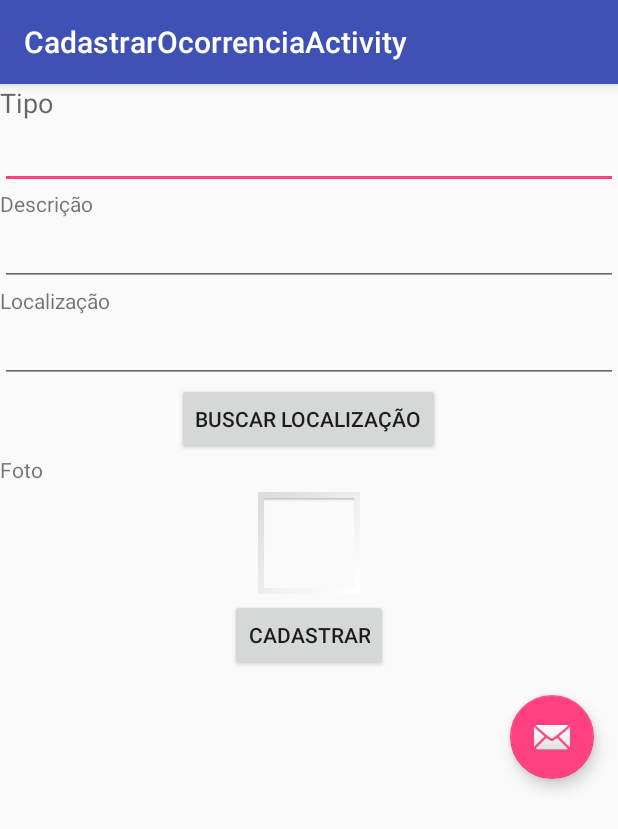
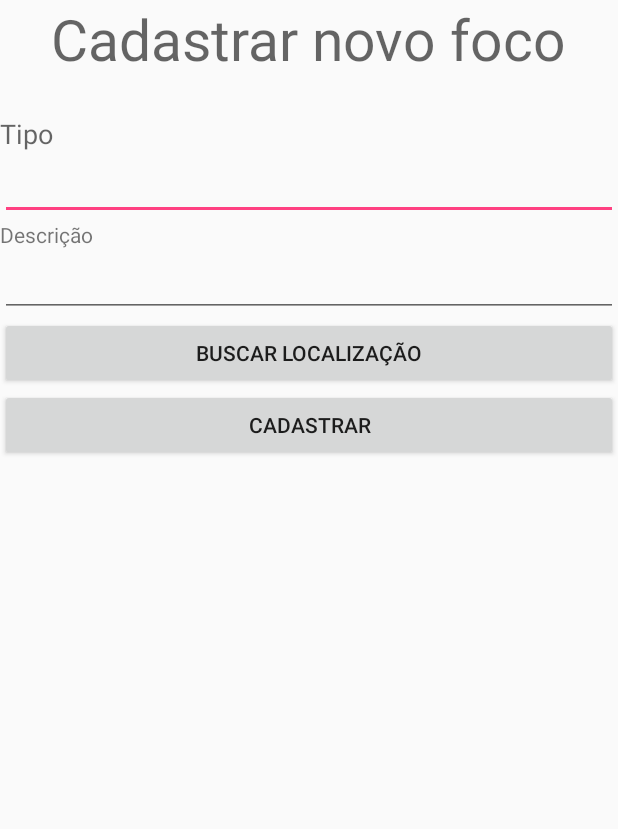
Before and after one commit to lukevoliveir/hackathon, an Android app: the CadastrarOcorrenciaActivity screen opened directly, with no data from a screen before it, after a tap on "CADASTRAR", on a phone screen of 412 x 824 dp. Shown: the top 829 px of the screen. Run offline under Robolectric (Android 15) with nearby library versions, the light colour scheme and no system bars; our stand-ins replace Volley; network calls fail.

Commit message:
Change layout cadastro

```diff
--- a/app/src/main/java/br/com/appzica/appzica/CadastrarOcorrenciaActivity.java
+++ b/app/src/main/java/br/com/appzica/appzica/CadastrarOcorrenciaActivity.java
@@ -1,65 +1,40 @@
 package br.com.appzica.appzica;
 
+import android.app.Activity;
 import android.os.AsyncTask;
 import android.os.Bundle;
-import android.support.design.widget.FloatingActionButton;
-import android.support.design.widget.Snackbar;
-import android.support.v7.app.AppCompatActivity;
-import android.support.v7.widget.Toolbar;
 import android.util.Log;
 import android.view.View;
-import android.widget.ArrayAdapter;
 import android.widget.Button;
 import android.widget.EditText;
 import android.widget.ImageView;
 
-import com.android.volley.AuthFailureError;
 import com.android.volley.Request;
 import com.android.volley.RequestQueue;
 import com.android.volley.Response;
 import com.android.volley.VolleyError;
-import com.android.volley.VolleyLog;
-import com.android.volley.toolbox.JsonObjectRequest;
 import com.android.volley.toolbox.StringRequest;
 import com.android.volley.toolbox.Volley;
 import com.google.gson.Gson;
 import com.google.gson.GsonBuilder;
 
-import org.json.JSONException;
-import org.json.JSONObject;
-
-import java.io.BufferedReader;
-import java.io.InputStream;
-import java.io.InputStreamReader;
-import java.net.HttpURLConnection;
-import java.net.URL;
 import java.util.HashMap;
 import java.util.Map;
 
 import br.com.appzica.appzica.bo.Ocorrencia;
-import br.com.appzica.appzica.rest.OcorrenciaRest;
 
-public class CadastrarOcorrenciaActivity extends AppCompatActivity {
+public class CadastrarOcorrenciaActivity extends Activity {
 
     Ocorrencia ocorrencia;
+    RequestQueue queue;
 
-    RequestQueue queue;
+    Button btnRegister;
 
     @Override
     protected void onCreate(Bundle savedInstanceState) {
         super.onCreate(savedInstanceState);
         setContentView(R.layout.activity_cadastrar_ocorrencia);
-        Toolbar toolbar = (Toolbar) findViewById(R.id.toolbar);
-        setSupportActionBar(toolbar);
 
-        FloatingActionButton fab = (FloatingActionButton) findViewById(R.id.fab);
-        fab.setOnClickListener(new View.OnClickListener() {
-            @Override
-            public void onClick(View view) {
-                Snackbar.make(view, "Replace with your own action", Snackbar.LENGTH_LONG)
-                        .setAction("Action", null).show();
-            }
-        });
 
         Button bLocal = (Button) findViewById(R.id.bLocal);
         bLocal.setOnClickListener(new View.OnClickListener() {
@@ -69,20 +44,16 @@ public class CadastrarOcorrenciaActivity extends AppCompatActivity {
             }
         });
 
-
-        Button cadastrar = (Button) findViewById(R.id.cadastrarOcorrencia);
-        cadastrar.setOnClickListener(new View.OnClickListener() {
+        btnRegister = (Button) findViewById(R.id.cadastrarOcorrencia);
+        btnRegister.setOnClickListener(new View.OnClickListener() {
             @Override
             public void onClick(View v) {
-                EditText id = (EditText) findViewById(R.id.editText);
-                EditText descricao = (EditText) findViewById(R.id.editText2);
-                EditText localizacao = (EditText) findViewById(R.id.editText3);
-                ImageView foto = (ImageView) findViewById(R.id.foto);
+                EditText descricao = (EditText) findViewById(R.id.editDesc);
+                EditText tipo = (EditText) findViewById(R.id.editTipo);
 
                 ocorrencia = new Ocorrencia();
-                ocorrencia.setId(id.getText().toString());
                 ocorrencia.setDescription(descricao.getText().toString());
-//                ocorrencia.setCoordinates(Double.valueOf(localizacao.getText().toString()));
+                ocorrencia.setType(tipo.getText().toString());
 
                 RequestQueue queue = Volley.newRequestQueue(getApplicationContext());
 
@@ -118,69 +89,7 @@ public class CadastrarOcorrenciaActivity extends AppCompatActivity {
 
                 queue.add(postRequest);
 
-//                CRUDOcorrencias crudOcorrencias = new CRUDOcorrencias();
-//                crudOcorrencias.execute();
-
             }
         });
     }
-
-
-    /**
-     * Created by marcelo on 16/03/16.
-     */
-    public class CRUDOcorrencias extends AsyncTask<String, String, Long> {
-
-        @Override
-        protected void onPreExecute() {
-        }
-
-        @Override
-        protected void onPostExecute(Long result) {
-
-        }
-
-        @Override
-        protected Long doInBackground(String... params) {
-            GsonBuilder builder = new GsonBuilder();
-            Gson gson = builder.create();
-//                Object resposta = OcorrenciaRest.inserirOcorrencia(gson.toJson(ocorrencia));
-
-            RequestQueue queue = Volley.newRequestQueue(getApplicationContext());
-
-            StringRequest postRequest = new StringRequest(Request.Method.POST, "http://gdgsjc-hackathon-aedes.herokuapp.com/api/ocorrencias/team/1",
-                    new Response.Listener<String>()
-                    {
-                        @Override
-                        public void onResponse(String response) {
-                            // response
-                            Log.d("Response", response);
-                        }
-                    },
-                    new Response.ErrorListener()
-                    {
-                        @Override
-                        public void onErrorResponse(VolleyError error) {
-                            // error
-                            Log.d("Error.Response", error.getMessage());
-                        }
-                    }
-            ) {
-                @Override
-                protected Map<String, String> getParams()
-                {
-                    Map<String, String>  params = new HashMap<String, String>();
-                    params.put("description", "teste testte 2");
-                    params.put("type", "0");
-                    params.put("coordinates", "[1,0]");
-
-                    return params;
-                }
-            };
-
-            queue.add(postRequest);
-
-            return 0l;
-        }
-    }
 }
--- a/app/src/main/res/layout/activity_cadastrar_ocorrencia.xml
+++ b/app/src/main/res/layout/activity_cadastrar_ocorrencia.xml
@@ -2,39 +2,31 @@
 <LinearLayout
     android:orientation="vertical"
     xmlns:android="http://schemas.android.com/apk/res/android"
-    xmlns:app="http://schemas.android.com/apk/res-auto"
-    xmlns:tools="http://schemas.android.com/tools"
     android:layout_width="match_parent"
     android:layout_height="match_parent"
-    android:fitsSystemWindows="true"
-    tools:context="br.com.appzica.appzica.CadastrarOcorrenciaActivity">
+    android:fitsSystemWindows="true" >
 
-    <android.support.design.widget.AppBarLayout
-        android:layout_width="match_parent"
+    <TextView
+        android:layout_width="wrap_content"
         android:layout_height="wrap_content"
-        android:theme="@style/AppTheme.AppBarOverlay">
-
-        <android.support.v7.widget.Toolbar
-            android:id="@+id/toolbar"
-            android:layout_width="match_parent"
-            android:layout_height="?attr/actionBarSize"
-            android:background="?attr/colorPrimary"
-            app:popupTheme="@style/AppTheme.PopupOverlay" />
-
-    </android.support.design.widget.AppBarLayout>
-
+        android:textAppearance="?android:attr/textAppearanceMedium"
+        android:text="Cadastrar novo foco"
+        android:textSize="38dp"
+        android:layout_gravity="center"
+        android:layout_marginBottom="25dp"
+        android:id="@+id/textViewTitle" />
 
     <TextView
         android:layout_width="wrap_content"
         android:layout_height="wrap_content"
         android:textAppearance="?android:attr/textAppearanceMedium"
         android:text="Tipo"
-        android:id="@+id/textView" />
+        android:id="@+id/textTipo" />
 
     <EditText
         android:layout_width="match_parent"
         android:layout_height="wrap_content"
-        android:id="@+id/editText" />
+        android:id="@+id/editTipo" />
 
     <TextView
         android:layout_width="wrap_content"
@@ -46,54 +38,20 @@
     <EditText
         android:layout_width="match_parent"
         android:layout_height="wrap_content"
-        android:id="@+id/editText2" />
-
-    <TextView
-        android:layout_width="wrap_content"
-        android:layout_height="wrap_content"
-        android:text="Localização"
-        android:id="@+id/textView3" />
-
-    <EditText
-        android:layout_width="match_parent"
-        android:layout_height="wrap_content"
-        android:id="@+id/editText3" />
+        android:id="@+id/editDesc" />
 
     <Button
-        android:layout_width="wrap_content"
+        android:layout_width="match_parent"
         android:layout_height="wrap_content"
         android:text="Buscar Localização"
         android:id="@+id/bLocal"
         android:layout_gravity="center_horizontal" />
 
-    <TextView
-        android:layout_width="wrap_content"
-        android:layout_height="wrap_content"
-        android:text="Foto"
-        android:id="@+id/textView4" />
-
-    <ImageView
-        android:id="@+id/foto"
-        android:layout_marginTop="5dp"
-        android:layout_marginBottom="3dp"
-        android:src="@android:drawable/gallery_thumb"
-        android:layout_gravity="center_horizontal"
-        android:layout_width="wrap_content"
-        android:layout_height="wrap_content" />
-
     <Button
-        android:layout_width="wrap_content"
+        android:layout_width="match_parent"
         android:layout_height="wrap_content"
         android:text="Cadastrar"
         android:id="@+id/cadastrarOcorrencia"
         android:layout_gravity="center_horizontal" />
 
-    <android.support.design.widget.FloatingActionButton
-        android:id="@+id/fab"
-        android:layout_width="wrap_content"
-        android:layout_height="wrap_content"
-        android:layout_gravity="right"
-        android:layout_margin="@dimen/fab_margin"
-        android:src="@android:drawable/ic_dialog_email" />
-
 </LinearLayout>
```
